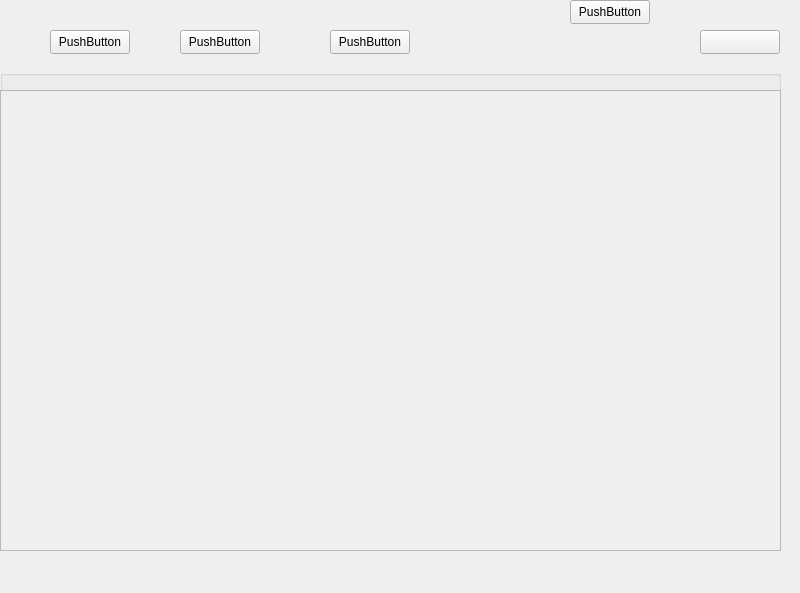
The window that client/Forms/Main/mainwindow.ui (sofinvalery/LMS) describes before a commit, drawn with Qt 5.
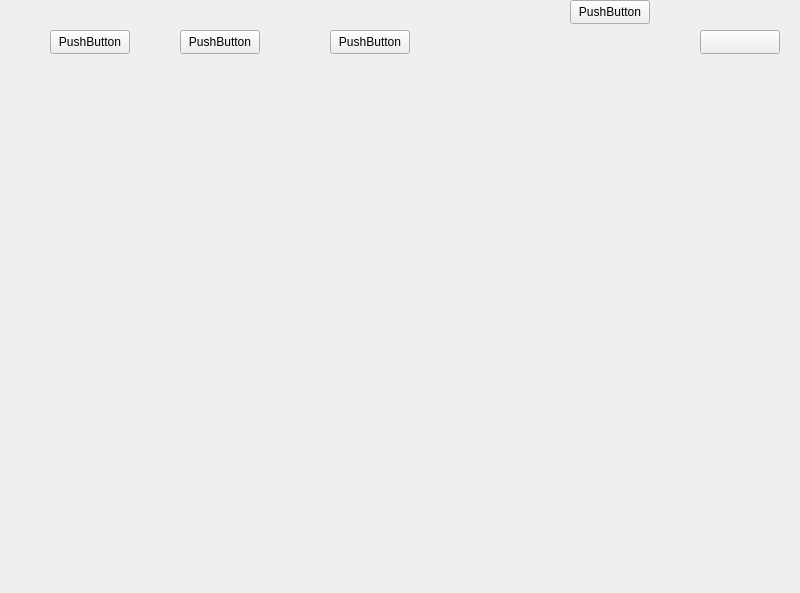
The same window after the commit.

Commit message: Courses widget

Patch:
```diff
--- a/client/Forms/Main/mainwindow.ui
+++ b/client/Forms/Main/mainwindow.ui
@@ -20,60 +20,6 @@
    <string>MainWindow</string>
   </property>
   <widget class="QWidget" name="centralwidget">
-   <widget class="QGroupBox" name="groupBox">
-    <property name="geometry">
-     <rect>
-      <x>0</x>
-      <y>70</y>
-      <width>781</width>
-      <height>481</height>
-     </rect>
-    </property>
-    <property name="title">
-     <string/>
-    </property>
-    <widget class="QScrollArea" name="scrollArea">
-     <property name="geometry">
-      <rect>
-       <x>0</x>
-       <y>20</y>
-       <width>781</width>
-       <height>461</height>
-      </rect>
-     </property>
-     <property name="autoFillBackground">
-      <bool>false</bool>
-     </property>
-     <property name="widgetResizable">
-      <bool>true</bool>
-     </property>
-     <widget class="QWidget" name="scrollAreaWidgetContents">
-      <property name="geometry">
-       <rect>
-        <x>0</x>
-        <y>0</y>
-        <width>779</width>
-        <height>459</height>
-       </rect>
-      </property>
-      <widget class="QWidget" name="gridLayoutWidget">
-       <property name="geometry">
-        <rect>
-         <x>10</x>
-         <y>10</y>
-         <width>761</width>
-         <height>451</height>
-        </rect>
-       </property>
-       <layout class="QGridLayout" name="gridLayout" columnminimumwidth="0">
-        <property name="sizeConstraint">
-         <enum>QLayout::SetDefaultConstraint</enum>
-        </property>
-       </layout>
-      </widget>
-     </widget>
-    </widget>
-   </widget>
    <widget class="QPushButton" name="profileButton">
     <property name="geometry">
      <rect>
```
Left out of the diff: 2 changed lines with no effect on the pictures. The commit also changes 6 other files.
